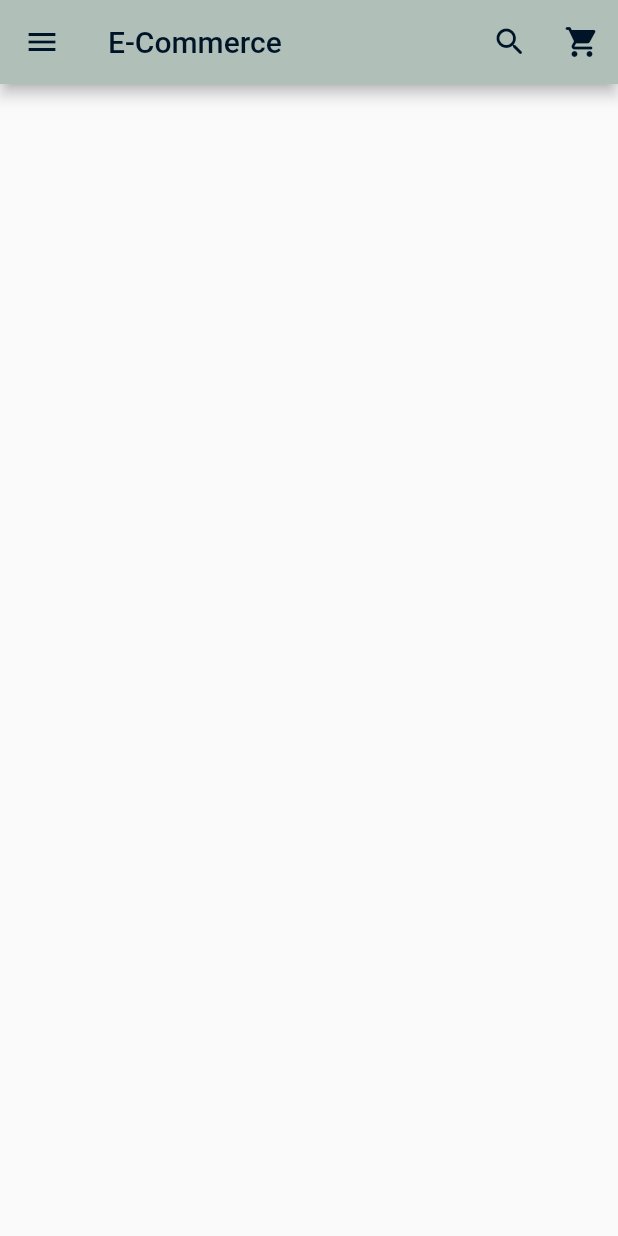
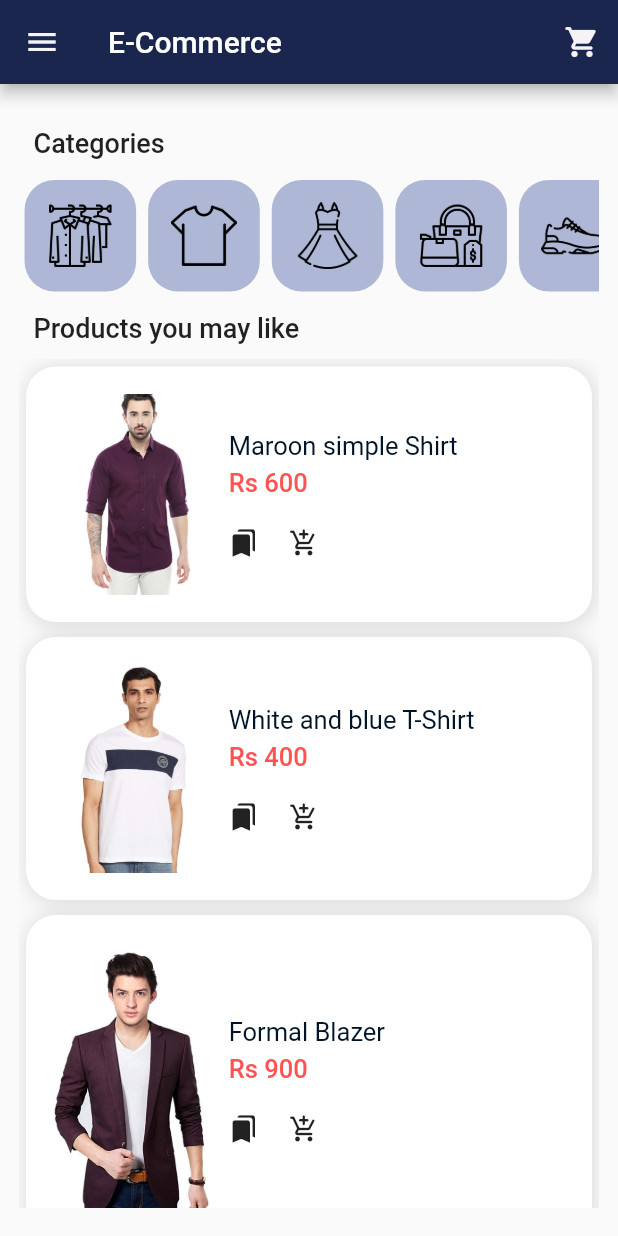
Before and after one commit to its-ammu/e-commerce, a Flutter app: the screen it shows after launch, on a phone screen of 412 x 824 dp. Run offline on Flutter 3.47's test engine with Material 2 defaults, Android fonts, the phone set to English and light mode, and no system bars.

Commit message:
Product screen done

```diff
--- /dev/null
+++ b/lib/Screens/Components/CategoriesHorizontalScroll.dart
@@ -0,0 +1,54 @@
+import 'package:flutter/material.dart';
+
+class CategoriesHorizontalScroll extends StatelessWidget {
+  @override
+  Widget build(BuildContext context) {
+    return Container(
+      height: MediaQuery.of(context).size.height * 0.1,
+      child: ListView(
+        scrollDirection: Axis.horizontal,
+        children: [
+          Category(
+              url :"assets/shirt.png",
+          ),
+          Category(
+            url :"assets/tshirt.png",
+          ),
+          Category(
+            url :"assets/dress.png",
+          ),
+          Category(
+            url :"assets/bags.png",
+          ),
+          Category(
+            url :"assets/shoe.png",
+          ),
+          Category(
+            url :"assets/sunglasses.png",
+          ),
+        ],
+      ),
+    );
+  }
+}
+
+class Category extends StatelessWidget {
+  @override
+  final url;
+
+ Category({this.url}) ;
+
+  Widget build(BuildContext context) {
+    return Container(
+        margin: EdgeInsets.all(4),
+    padding: EdgeInsets.all(15),
+
+    decoration: BoxDecoration(
+    color: Color(0xffAEB8D6),
+    borderRadius: BorderRadius.circular(20)
+    ),
+      child: Image.asset(url,
+        height:  MediaQuery.of(context).size.width * 0.2,),
+    );
+  }
+}
--- /dev/null
+++ b/lib/Screens/Components/ProductGrid.dart
@@ -0,0 +1,152 @@
+import 'package:flutter/material.dart';
+import 'package:e_commerce/Screens/ProductDetails.dart';
+
+class ProductGrid extends StatefulWidget {
+  @override
+  _ProductGridState createState() => _ProductGridState();
+}
+
+class _ProductGridState extends State<ProductGrid> {
+  var productList = [
+    {
+      "name": "Maroon simple Shirt",
+      "image": "assets/products/shirt1.jpg",
+      "price": 600,
+    },
+    {
+      "name": "White and blue T-Shirt",
+      "image": "assets/products/tshirt1.jpg",
+      "price": 400,
+    },
+    {
+      "name": "Formal Blazer",
+      "image": "assets/products/coat1.jpg",
+      "price": 900,
+    },
+    {
+      "name": "Black and white patterned",
+      "image": "assets/products/dress1.jpg",
+      "price": 900,
+    },
+    {
+      "name": "Black and red combo",
+      "image": "assets/products/dress2.jpg",
+      "price": 700,
+    },
+    {"name": "Shoes", "image": "assets/products/shoe1.jpg", "price": 900},
+    {"name": "Coolers", "image": "assets/products/sunglass1.jpg", "price": 900},
+  ];
+
+  @override
+  Widget build(BuildContext context) {
+    return ListView.builder(
+      itemCount: productList.length,
+      itemBuilder: (BuildContext context, int index) {
+        return ProductWidget(
+          name: productList[index]["name"],
+          image: productList[index]["image"],
+          price: productList[index]["price"],
+        );
+      },
+    );
+  }
+}
+
+class ProductWidget extends StatelessWidget {
+  final name;
+  final image;
+  final price;
+
+  ProductWidget({this.name, this.image, this.price});
+
+  @override
+  Widget build(BuildContext context) {
+    return InkWell(
+      onTap: () {
+        Navigator.of(context).push(
+          MaterialPageRoute(builder: (context) => ProductDetails(name: name, image: image, price: price,)),
+        );
+      },
+      child: Container(
+        alignment: Alignment.centerLeft,
+        margin: EdgeInsets.all(5),
+        padding: EdgeInsets.all(18),
+        decoration: BoxDecoration(
+            color: Colors.white,
+            boxShadow: [
+              BoxShadow(
+                color: Colors.black12,
+                offset: const Offset(
+                  1.0,
+                  1.0,
+                ),
+                blurRadius: 10.0,
+                spreadRadius: 1.0,
+              ),
+            ],
+            borderRadius: BorderRadius.circular(20)),
+        child: Row(
+          mainAxisAlignment: MainAxisAlignment.start,
+          children: [
+            Image.asset(
+              image,
+              width: MediaQuery.of(context).size.height * 0.13,
+            ),
+            SizedBox(
+              width: 10,
+            ),
+            Column(
+              crossAxisAlignment: CrossAxisAlignment.start,
+              mainAxisAlignment: MainAxisAlignment.spaceEvenly,
+              children: [
+                Text(
+                  name,
+                  softWrap: true,
+                  style: TextStyle(fontSize: 17, color: Color(0xff001427)),
+                ),
+                SizedBox(
+                  height: 5,
+                ),
+                Text(
+                  "Rs " + "$price",
+                  style: TextStyle(
+                      fontWeight: FontWeight.w500,
+                      fontSize: 17,
+                      color: Colors.redAccent),
+                ),
+                SizedBox(
+                  height: 20,
+                ),
+                Row(
+                  children: [
+                    GestureDetector(
+                      onTap: () {},
+                      child: Container(
+                        child: Icon(
+                          Icons.bookmarks_rounded,
+                          size: 20,
+                        ),
+                      ),
+                    ),
+                    SizedBox(
+                      width: 20,
+                    ),
+                    GestureDetector(
+                      onTap: () {},
+                      child: Container(
+                        child: Icon(
+                          Icons.add_shopping_cart_rounded,
+                          size: 20,
+                        ),
+                      ),
+                    ),
+                  ],
+                ),
+              ],
+            )
+          ],
+        ),
+      ),
+    );
+  }
+}
--- a/lib/Screens/Homepage.dart
+++ b/lib/Screens/Homepage.dart
@@ -1,4 +1,6 @@
 import 'package:flutter/material.dart';
+import 'package:e_commerce/Screens/Components/CategoriesHorizontalScroll.dart';
+import 'package:e_commerce/Screens/Components/ProductGrid.dart';
 
 class Homepage extends StatefulWidget {
   @override
@@ -10,19 +12,13 @@ class _HomepageState extends State<Homepage> {
   Widget build(BuildContext context) {
     return Scaffold(
       appBar: AppBar(
-
-        iconTheme: IconThemeData(color: Color(0xff001427)),
-        backgroundColor: Color(0xffB0BFB8),
+        iconTheme: IconThemeData(color: Color(0xffF5F3F5)),
+        backgroundColor: Color(0xff1B264F),
         title: Text(
           "E-Commerce",
-          style: TextStyle(color: Color(0xff001427)),
         ),
         actions: [
-          IconButton(
-              icon: Icon(
-                Icons.search_rounded,
-              ),
-              onPressed: () {}),
+
           IconButton(
               icon: Icon(
                 Icons.shopping_cart_rounded,
@@ -36,7 +32,7 @@ class _HomepageState extends State<Homepage> {
             UserAccountsDrawerHeader(
               accountName: Text(
                 "Amutha varsni",
-                style: TextStyle(color: Color(0xff001427)),
+                style: TextStyle(color: Color(0xff1B264F)),
               ),
               accountEmail: Text(
                 "ecommerceapp@gmail.com",
@@ -46,11 +42,11 @@ class _HomepageState extends State<Homepage> {
                 backgroundColor: Color(0xff001427),
                 child: Icon(
                   Icons.person_rounded,
-                  color: Color(0xffB0BFB8),
+                  color: Color(0xffAEB8D6),
                 ),
               ),
               decoration: BoxDecoration(
-                color: Color(0xffB0BFB8),
+                color: Color(0xffAEB8D6),
               ),
             ),
             InkWell(
@@ -118,10 +114,39 @@ class _HomepageState extends State<Homepage> {
         ),
       ),
       body: Container(
-        child: ListView(
+        margin: EdgeInsets.symmetric(
+          vertical: MediaQuery.of(context).size.height * 0.023,
+          horizontal: MediaQuery.of(context).size.width * 0.03,
+        ),
+        child: Column(
+          children: [
 
-        ),
+            Container(
+              alignment: Alignment.centerLeft,
+              margin: EdgeInsets.all(10),
+              child: Text(
+                "Categories",
+                style: TextStyle(fontWeight: FontWeight.w500, fontSize: 18),
+              ),
+            ),
+
+
+            CategoriesHorizontalScroll(),
+
+
+            Container(
+              alignment: Alignment.centerLeft,
+              margin: EdgeInsets.all(10),
+              child: Text(
+                "Products you may like ",
+                style: TextStyle(fontWeight: FontWeight.w500, fontSize: 18),
+              ),
+            ),
+            Flexible(child: ProductGrid()),
+
+          ],
+
       ),
-    );
+    ), );
   }
 }
--- a/pubspec.yaml
+++ b/pubspec.yaml
@@ -45,9 +45,9 @@ flutter:
   uses-material-design: true
 
   # To add assets to your application, add an assets section, like this:
-  # assets:
-  #   - images/a_dot_burr.jpeg
-  #   - images/a_dot_ham.jpeg
+  assets:
+    - assets/
+    - assets/products/
 
   # An image asset can refer to one or more resolution-specific "variants", see
   # https://flutter.dev/assets-and-images/#resolution-aware.
```
Also changed, not shown: lib/Screens/ProductDetails.dart (added, +221 -0 lines), assets/bags.png (added), assets/dress.png (added), assets/products/bag1.jpg (added), assets/products/coat1.jpg (added), assets/products/dress1.jpg (added), assets/products/dress2.jpg (added), assets/products/shirt1.jpg (added), assets/products/shoe1.jpg (added), assets/products/sunglass1.jpg (added), assets/products/tshirt1.jpg (added), assets/shirt.png (added), assets/shoe.png (added), assets/sunglasses.png (added), 1 more files.
